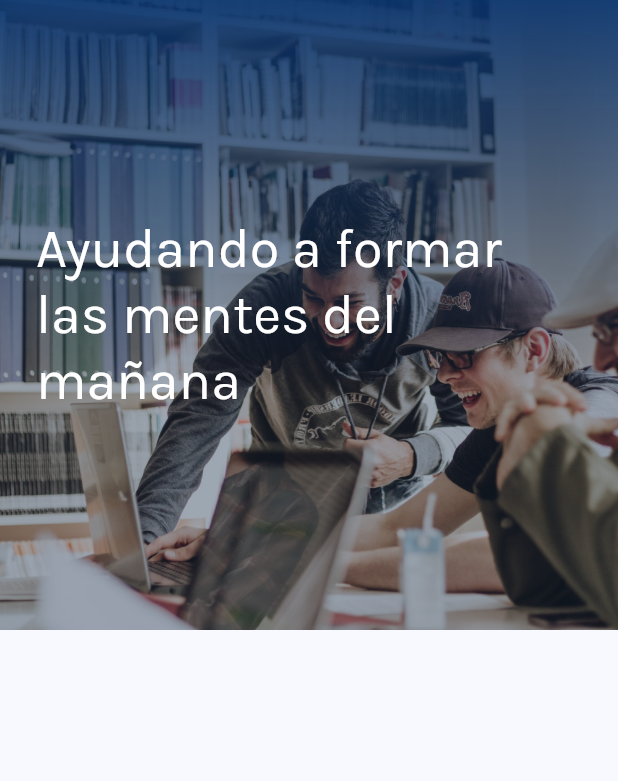
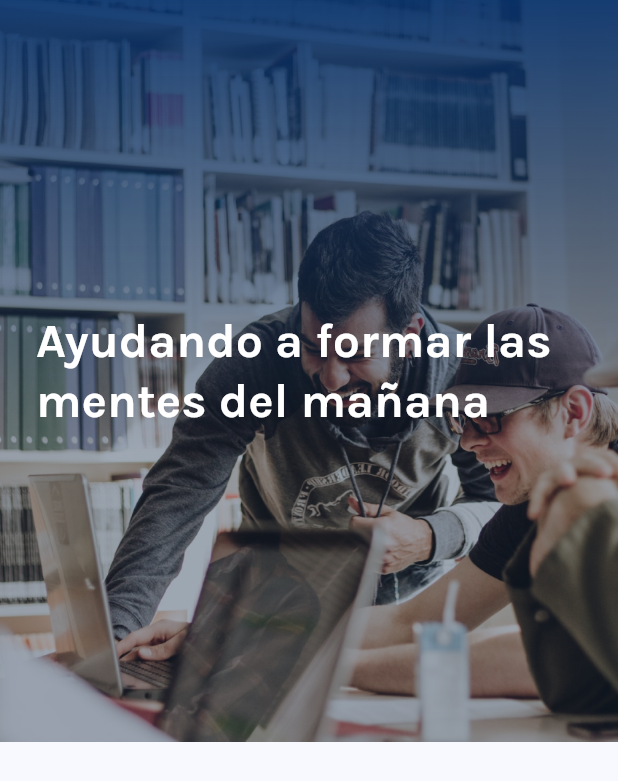
Before and after one commit to UNEG-ESTUDIANTES/unegvirtual_app, a Flutter app: the HeroSection widget shown alone on an empty page, opened directly, on a phone screen of 412 x 824 dp. Shown: the top 781 px of the screen. Run offline on Flutter 3.47's test engine with Material 2 defaults, Android fonts, the phone set to English and light mode, and no system bars; our stand-ins replace dartz, equatable, formz, get_it, go_router, google_fonts and 5 more; missing offline and left inert: circular_chart_flutter; accounts and stored records are empty.

Commit message:
Modify hero section

```diff
--- a/lib/features/landing/presentation/widgets/hero_section.dart
+++ b/lib/features/landing/presentation/widgets/hero_section.dart
@@ -1,4 +1,6 @@
 import 'package:flutter/material.dart';
+
+import 'package:responsive_builder/responsive_builder.dart';
 
 class HeroSection extends StatelessWidget {
   const HeroSection({
@@ -7,11 +9,22 @@ class HeroSection extends StatelessWidget {
 
   @override
   Widget build(BuildContext context) {
+    final height = MediaQuery.of(context).size.height;
     final textTheme = Theme.of(context).textTheme;
 
+    final textStyle = getValueForScreenType<TextStyle?>(
+      context: context,
+      mobile: textTheme.headlineLarge,
+      desktop: textTheme.displayMedium,
+    );
+
     return Container(
-      alignment: Alignment.centerLeft,
-      height: 420,
+      alignment: getValueForScreenType<AlignmentGeometry>(
+        context: context,
+        mobile: Alignment.centerLeft,
+        desktop: Alignment.center,
+      ),
+      height: height * 0.6,
       decoration: const BoxDecoration(
         image: DecorationImage(
           image: AssetImage('assets/landing_background.png'),
@@ -20,13 +33,11 @@ class HeroSection extends StatelessWidget {
       ),
       child: Padding(
         padding: const EdgeInsets.symmetric(horizontal: 24),
-        child: SizedBox(
-          width: 375,
-          child: Text(
-            'Ayudando a formar las mentes del mañana',
-            style: textTheme.displaySmall?.copyWith(
-              color: Colors.white,
-            ),
+        child: Text(
+          'Ayudando a formar las mentes del mañana',
+          style: textStyle?.copyWith(
+            color: Colors.white,
+            fontWeight: FontWeight.bold,
           ),
         ),
       ),
--- a/lib/features/landing/presentation/widgets/landing_body.dart
+++ b/lib/features/landing/presentation/widgets/landing_body.dart
@@ -29,7 +29,7 @@ class LandingBody extends StatelessWidget {
       child: Column(
         children: [
           const HeroSection(),
-          const SizedBox(height: 64),
+          const SizedBox(height: 32),
           if (state is Loading)
             const LoadingDisplay()
           else
```
